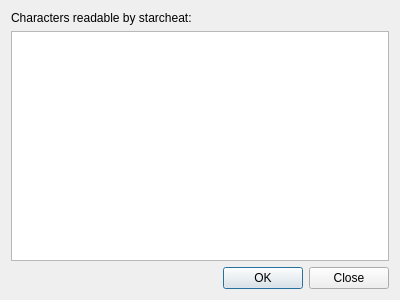
The window that starcheat/templates/OpenPlayer.ui (wizzomafizzo/starcheat) describes before a commit, drawn with Qt 5.
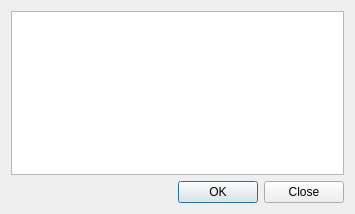
The same window after the commit.

Commit message: Minor update to player dialog, added double click open

```diff
--- a/starcheat/templates/OpenPlayer.ui
+++ b/starcheat/templates/OpenPlayer.ui
@@ -6,15 +6,25 @@
    <rect>
     <x>0</x>
     <y>0</y>
-    <width>400</width>
-    <height>300</height>
+    <width>355</width>
+    <height>214</height>
    </rect>
   </property>
   <property name="windowTitle">
    <string>starcheat</string>
   </property>
   <layout class="QGridLayout" name="gridLayout">
-   <item row="2" column="0">
+   <item row="0" column="0">
+    <widget class="QListWidget" name="player_list">
+     <property name="editTriggers">
+      <set>QAbstractItemView::NoEditTriggers</set>
+     </property>
+     <property name="selectionBehavior">
+      <enum>QAbstractItemView::SelectRows</enum>
+     </property>
+    </widget>
+   </item>
+   <item row="1" column="0">
     <widget class="QDialogButtonBox" name="buttonBox">
      <property name="orientation">
       <enum>Qt::Horizontal</enum>
@@ -24,16 +34,6 @@
      </property>
     </widget>
    </item>
-   <item row="0" column="0">
-    <widget class="QLabel" name="label">
-     <property name="text">
-      <string>Characters readable by starcheat:</string>
-     </property>
-    </widget>
-   </item>
-   <item row="1" column="0">
-    <widget class="QListWidget" name="listWidget"/>
-   </item>
   </layout>
  </widget>
  <resources/>
```
Left out of the diff: 2 changed lines with no effect on the pictures. The commit also changes 1 other file.
